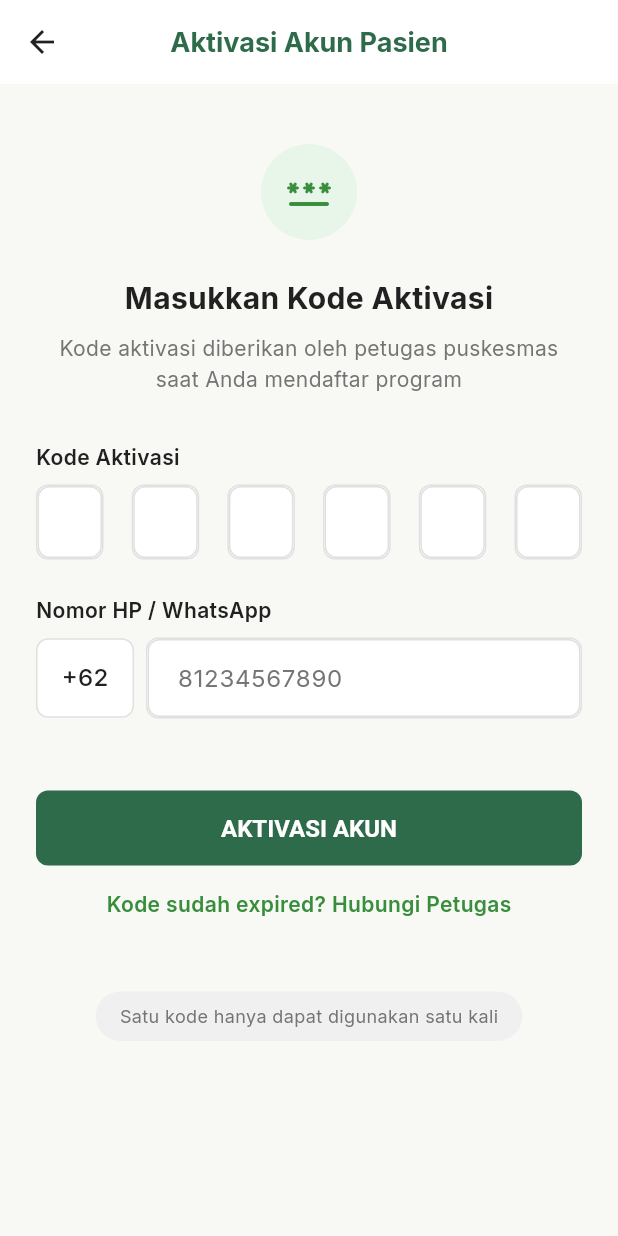
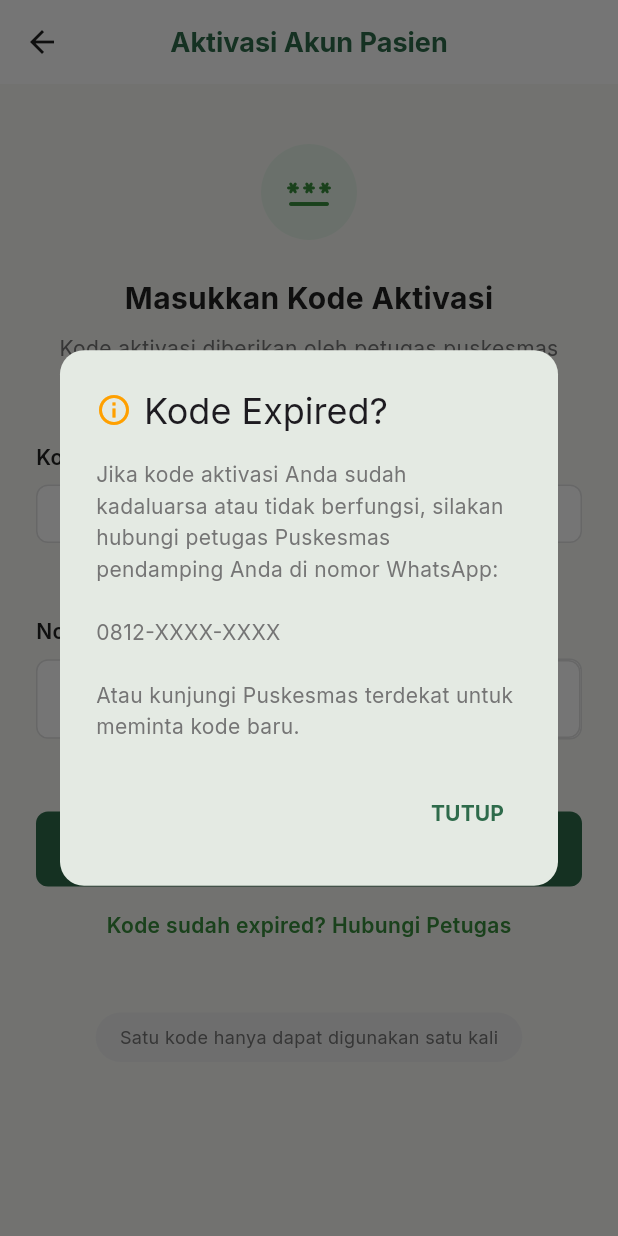
Before and after one commit to Dardcor/Tuberku, a Flutter app: the ActivationPage screen opened by its route, after a tap on "Kode sudah expired? Hubungi Petugas", on a phone screen of 412 x 824 dp. Run offline on Flutter 3.47's test engine with Material 3 defaults, Android fonts, the phone set to English and light mode, and no system bars; our stand-ins replace flutter_riverpod, go_router, google_fonts.

Commit message:
all mockup done but still not neat and many feature is not working

```diff
--- a/lib/core/utils/app_router.dart
+++ b/lib/core/utils/app_router.dart
@@ -3,6 +3,7 @@ import 'package:go_router/go_router.dart';
 import '../../features/auth/presentation/pages/login_page.dart';
 import '../../features/auth/presentation/pages/activation_page.dart';
 import '../../features/auth/presentation/pages/register_page.dart';
+import '../../features/auth/presentation/pages/consent_page.dart';
 import '../../features/patient/presentation/pages/patient_main_page.dart';
 import '../../features/admin/presentation/pages/admin_main_page.dart';
 import '../../features/admin/presentation/pages/admin_add_patient_page.dart';
@@ -28,6 +29,11 @@ class AppRouter {
         builder: (context, state) => const RegisterPage(),
       ),
       GoRoute(
+        path: '/consent',
+        name: 'consent',
+        builder: (context, state) => const ConsentPage(),
+      ),
+      GoRoute(
         path: '/patient-dashboard',
         name: 'patientDashboard',
         builder: (context, state) => const PatientMainPage(),
--- a/lib/features/admin/presentation/pages/admin_dashboard_page.dart
+++ b/lib/features/admin/presentation/pages/admin_dashboard_page.dart
@@ -420,11 +420,7 @@ class AdminDashboardPage extends StatelessWidget {
                   const SizedBox(height: 4),
                   Row(
                     children: [
-                      const Icon(
-                        Icons.location_on,
-                        size: 12,
-                        color: AppColors.textSecondary,
-                      ),
+                      const Icon(Icons.location_on, size: 14, color: AppColors.textSecondary),
                       const SizedBox(width: 4),
                       Text(
                         location,
--- a/lib/features/admin/presentation/pages/admin_main_page.dart
+++ b/lib/features/admin/presentation/pages/admin_main_page.dart
@@ -1,10 +1,11 @@
 import 'package:flutter/material.dart';
 import '../../../../core/theme/app_colors.dart';
 import 'admin_dashboard_page.dart';
+import 'admin_heatmap_page.dart';
 import 'admin_profile_page.dart';
 
 class AdminMainPage extends StatefulWidget {
-  const AdminMainPage({Key? key}) : super(key: key);
+  const AdminMainPage({super.key});
 
   @override
   State<AdminMainPage> createState() => _AdminMainPageState();
@@ -15,7 +16,7 @@ class _AdminMainPageState extends State<AdminMainPage> {
 
   final List<Widget> _pages = [
     const AdminDashboardPage(),
-    const Center(child: Text('Halaman Peta')),
+    const AdminHeatmapPage(),
     const AdminProfilePage(),
   ];
 
--- a/lib/features/auth/presentation/pages/activation_page.dart
+++ b/lib/features/auth/presentation/pages/activation_page.dart
@@ -1,8 +1,76 @@
 import 'package:flutter/material.dart';
+import 'package:flutter/services.dart';
+import 'package:go_router/go_router.dart';
 import '../../../../core/theme/app_colors.dart';
 
-class ActivationPage extends StatelessWidget {
+class ActivationPage extends StatefulWidget {
   const ActivationPage({super.key});
+
+  @override
+  State<ActivationPage> createState() => _ActivationPageState();
+}
+
+class _ActivationPageState extends State<ActivationPage> {
+  final List<TextEditingController> _otpControllers = List.generate(6, (index) => TextEditingController());
+  final List<FocusNode> _otpFocusNodes = List.generate(6, (index) => FocusNode());
+  final TextEditingController _phoneController = TextEditingController();
+
+  @override
+  void dispose() {
+    for (var controller in _otpControllers) {
+      controller.dispose();
+    }
+    for (var node in _otpFocusNodes) {
+      node.dispose();
+    }
+    _phoneController.dispose();
+    super.dispose();
+  }
+
+  void _verifyActivation() {
+    String enteredOtp = _otpControllers.map((c) => c.text).join();
+    String enteredPhone = _phoneController.text;
+
+    // Dummy Validation Check
+    if (enteredOtp == 'TUB891' && enteredPhone == '81234567890') {
+      context.push('/consent');
+    } else {
+      ScaffoldMessenger.of(context).showSnackBar(
+        const SnackBar(
+          content: Text('Kode aktivasi atau nomor HP salah. Coba TUB891 dan 81234567890'),
+          backgroundColor: AppColors.danger,
+        ),
+      );
+    }
+  }
+
+  void _showExpiredCodeDialog() {
+    showDialog(
+      context: context,
+      builder: (BuildContext context) {
+        return AlertDialog(
+          shape: RoundedRectangleBorder(borderRadius: BorderRadius.circular(16)),
+          title: const Row(
+            children: [
+              Icon(Icons.info_outline, color: AppColors.warning),
+              SizedBox(width: 8),
+              Text('Kode Expired?'),
+            ],
+          ),
+          content: const Text(
+            'Jika kode aktivasi Anda sudah kadaluarsa atau tidak berfungsi, silakan hubungi petugas Puskesmas pendamping Anda di nomor WhatsApp: \n\n0812-XXXX-XXXX\n\nAtau kunjungi Puskesmas terdekat untuk meminta kode baru.',
+            style: TextStyle(height: 1.5),
+          ),
+          actions: [
+            TextButton(
+              onPressed: () => Navigator.of(context).pop(),
+              child: const Text('TUTUP', style: TextStyle(color: AppColors.primaryDark, fontWeight: FontWeight.bold)),
+            ),
+          ],
+        );
+      },
+    );
+  }
 
   @override
   Widget build(BuildContext context) {
@@ -14,8 +82,7 @@ class ActivationPage extends StatelessWidget {
           leading: IconButton(
             icon: const Icon(Icons.arrow_back, color: AppColors.textPrimary),
             onPressed: () {
-            // Navigation placeholder
-            // context.pop();
+              context.pop();
             },
           ),
         title: const Text(
@@ -88,27 +155,49 @@ class ActivationPage extends StatelessWidget {
                 mainAxisAlignment: MainAxisAlignment.spaceBetween,
                   children: List.generate(
                     6,
-                  (index) => Container(
-                    width: 45,
-                    height: 50,
-                    decoration: BoxDecoration(
-                      border: Border.all(color: AppColors.border),
-                      borderRadius: BorderRadius.circular(8),
-                      color: AppColors.surface,
-                    ),
-                    child: const Center(
+                    (index) => SizedBox(
+                      width: 48,
+                      height: 64,
+                      child: KeyboardListener(
+                        focusNode: FocusNode(), // Dummy focus node for listener
+                        onKeyEvent: (KeyEvent event) {
+                          if (event is KeyDownEvent &&
+                              event.logicalKey == LogicalKeyboardKey.backspace &&
+                              _otpControllers[index].text.isEmpty &&
+                              index > 0) {
+                            _otpFocusNodes[index - 1].requestFocus();
+                            _otpControllers[index - 1].clear();
+                          }
+                        },
                         child: TextField(
+                          controller: _otpControllers[index],
+                          focusNode: _otpFocusNodes[index],
                           textAlign: TextAlign.center,
+                          textAlignVertical: TextAlignVertical.center,
                           maxLength: 1,
-                        style: TextStyle(
-                          fontSize: 20,
+                          keyboardType: TextInputType.text,
+                          textCapitalization: TextCapitalization.characters,
+                          style: const TextStyle(
+                            fontSize: 26,
                             fontWeight: FontWeight.bold,
                             color: AppColors.textPrimary,
                           ),
-                        decoration: InputDecoration(
+                          decoration: const InputDecoration(
                             counterText: '',
-                          border: InputBorder.none,
+                            contentPadding: EdgeInsets.zero,
+                            isDense: true,
                           ),
+                          onChanged: (value) {
+                            if (value.isNotEmpty) {
+                              if (index < 5) {
+                                _otpFocusNodes[index + 1].requestFocus();
+                              } else {
+                                _otpFocusNodes[index].unfocus();
+                              }
+                            } else if (value.isEmpty && index > 0) {
+                              _otpFocusNodes[index - 1].requestFocus();
+                            }
+                          },
                         ),
                       ),
                     ),
@@ -155,13 +244,14 @@ class ActivationPage extends StatelessWidget {
                         borderRadius: BorderRadius.circular(8),
                         color: AppColors.surface,
                       ),
-                      child: const TextField(
+                      child: TextField(
+                        controller: _phoneController,
                         keyboardType: TextInputType.phone,
-                        style: TextStyle(
+                        style: const TextStyle(
                           fontSize: 16,
                           color: AppColors.textPrimary,
                         ),
-                        decoration: InputDecoration(
+                        decoration: const InputDecoration(
                           hintText: '81234567890',
                           hintStyle: TextStyle(color: AppColors.textSecondary),
                           border: InputBorder.none,
@@ -179,9 +269,7 @@ class ActivationPage extends StatelessWidget {
                 width: double.infinity,
                 height: 50,
                 child: ElevatedButton(
-                  onPressed: () {
-                    // Action
-                  },
+                  onPressed: _verifyActivation,
                   style: ElevatedButton.styleFrom(
                     backgroundColor: AppColors.primaryDark,
                     shape: RoundedRectangleBorder(
@@ -203,9 +291,7 @@ class ActivationPage extends StatelessWidget {
 
               // Expired code helper
               GestureDetector(
-                onTap: () {
-                  // Action
-                },
+                onTap: _showExpiredCodeDialog,
                 child: const Text(
                   'Kode sudah expired? Hubungi Petugas',
                   style: TextStyle(
--- a/lib/features/patient/presentation/pages/pharmacy_map_page.dart
+++ b/lib/features/patient/presentation/pages/pharmacy_map_page.dart
@@ -36,7 +36,7 @@ class _PharmacyMapPageState extends State<PharmacyMapPage> {
           Positioned.fill(
             child: Container(
               color: AppColors.primaryBackground,
-              child: const CustomPaint(
+              child: CustomPaint(
                 painter: MockMapGridPainter(),
               ),
             ),
```
Also changed, not shown: lib/features/auth/presentation/pages/consent_page.dart (+10 -8 lines), lib/features/patient/presentation/pages/patient_main_page.dart (+10 -5 lines). Lines whose indentation alone changed are shown as unchanged.
